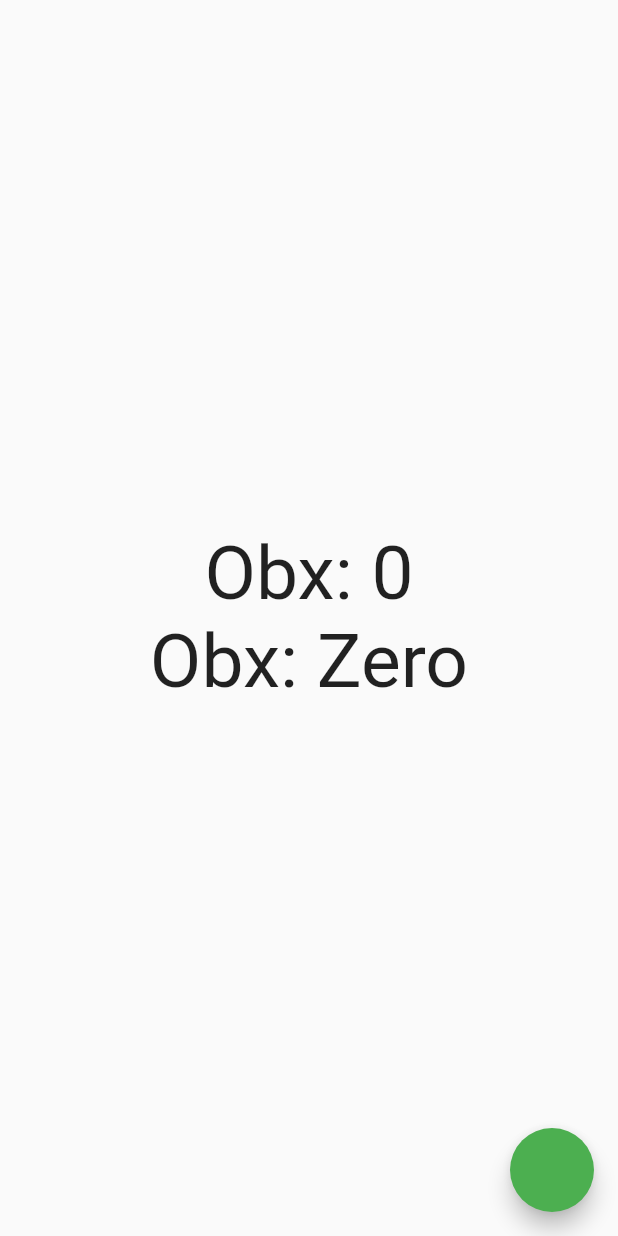
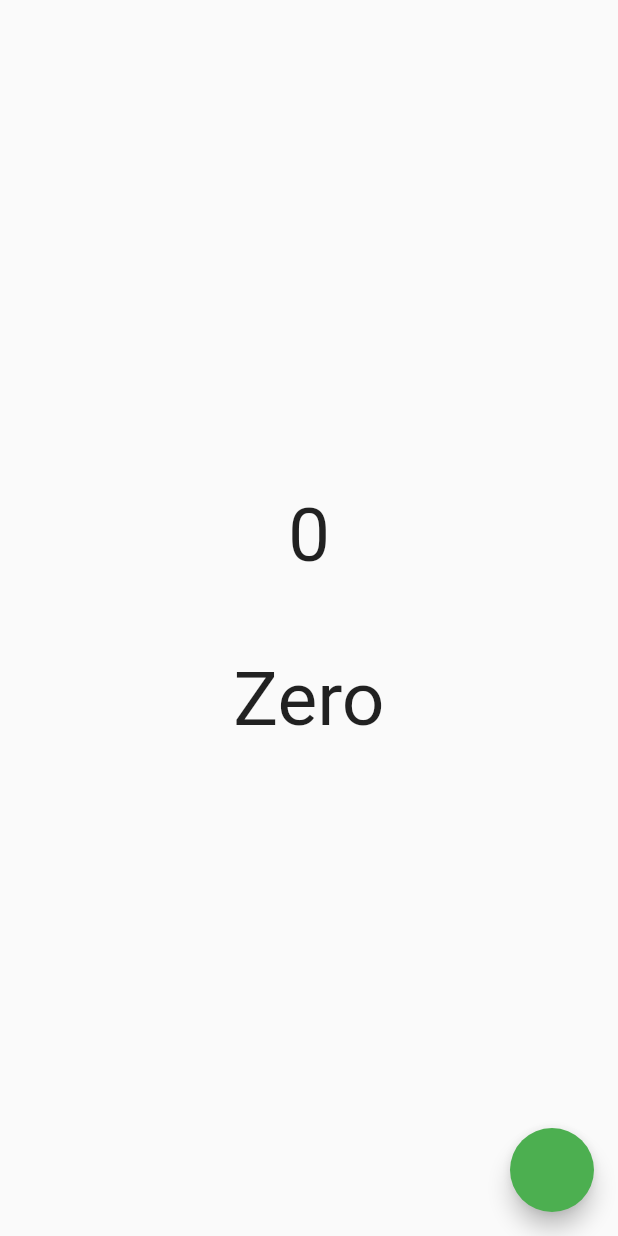
Before and after one commit to Mirzaazmath/getx_sample, a Flutter app: the screen it shows after launch, on a phone screen of 412 x 824 dp. Run offline on Flutter 3.47's test engine with Material 2 defaults, Android fonts, the phone set to English and light mode, and no system bars; our stand-ins replace get.

Commit message:
simple state management in getx

```diff
--- a/lib/controllerclass.dart
+++ b/lib/controllerclass.dart
@@ -1,19 +1,26 @@
 import 'package:get/get.dart';
 
 class Controller extends GetxController {
-  RxInt log2 = 0.obs;
+  // this is a normal int
+  int count=0;
   List<String>titlelist=["One","Two","Three","Four","Five","Six","Seven","Eight","Nine","Ten"];
-  var title="Zero".obs;
-
+  // this is a String
+  var title="Zero";
+// this is also the normal function
   void change(){
 
 
-    if(log2<=9){
-      title=titlelist[log2.toInt()].obs;
+    if(count<=9){
+      title=titlelist[count];
     }else{
-      title="So On".obs;
+      title="So On";
     }
-    log2++;
+    count++;
+    // but here is the magic
+    // this update method update the values
+    // and notify to its listers
+    // this comes with GetX
+    update();
 
 
   }
--- a/lib/main.dart
+++ b/lib/main.dart
@@ -4,7 +4,7 @@ import 'package:get/instance_manager.dart';
 import 'package:get/state_manager.dart';
 import 'package:getx_flutter/controllerclass.dart';
 
-import 'modelclass.dart';
+
 
 void main() {
   runApp(const MyApp());
@@ -41,25 +41,27 @@ class Log2Page extends StatelessWidget {
           child: Column(
             mainAxisAlignment: MainAxisAlignment.spaceEvenly,
             children: [
-              // here we are using the GetX<TYpe of Controller>
-              // Controller is a class name which we want to acess
-              //and init initailize the contoller
-              //builder(mycontroller) createa the instance of the controller class
-              // so we can acess the all properties of the that class by the instancd
-              // we do not need the obx() here
-              GetX<Controller>(
+              // here we are calling the controller class
+              // here we are using the GetBuilder because we are performing the simple state
+              // management
+              GetBuilder<Controller>(
+                //here we are initializing the controllerclass
                 init: Controller(),
-                builder: (mycontroller){
-                  return  Column(
-                                children: [
-                                  Text('Obx: ${mycontroller.log2}',style:const  TextStyle(fontSize: 50),),
-                                  Text('Obx: ${mycontroller.title}',style:const  TextStyle(fontSize: 50),)
+                  // here we are creating the instance of the contollerclass
 
-                                ],
-                              );
-                },
+                  builder: (value){
+                return Column(
+                  children: [
+                    // here we are using the instance to get the data from that class
+                    Text(value.count.toString(),style:const  TextStyle(fontSize: 50),),
+                   const  SizedBox(height: 50,),
+                    Text(value.title.toString(),style: const TextStyle(fontSize: 50),)
+                  ],
+                );
+                  })
 
-              )
+
+
 
             ],
           ),
@@ -67,10 +69,11 @@ class Log2Page extends StatelessWidget {
       ),
       floatingActionButton: FloatingActionButton(
         onPressed: (){
-          // here we are search the the controller to create instance and use it
-          // this will search the controller
-          // you must initalized the controller in somewhere otherwise it wont find it
+          // without creating the instance of the controller class
+          // we are acess it with get.fint
+          // it will find the class and its properties
           Get.find<Controller>().change();
+
         }
 
       ),
--- a/lib/modelclass.dart
+++ /dev/null
@@ -1,5 +0,0 @@
-class Student {
-  String name;
-  int age;
-  Student({required this.name,required this.age});
-}
```
